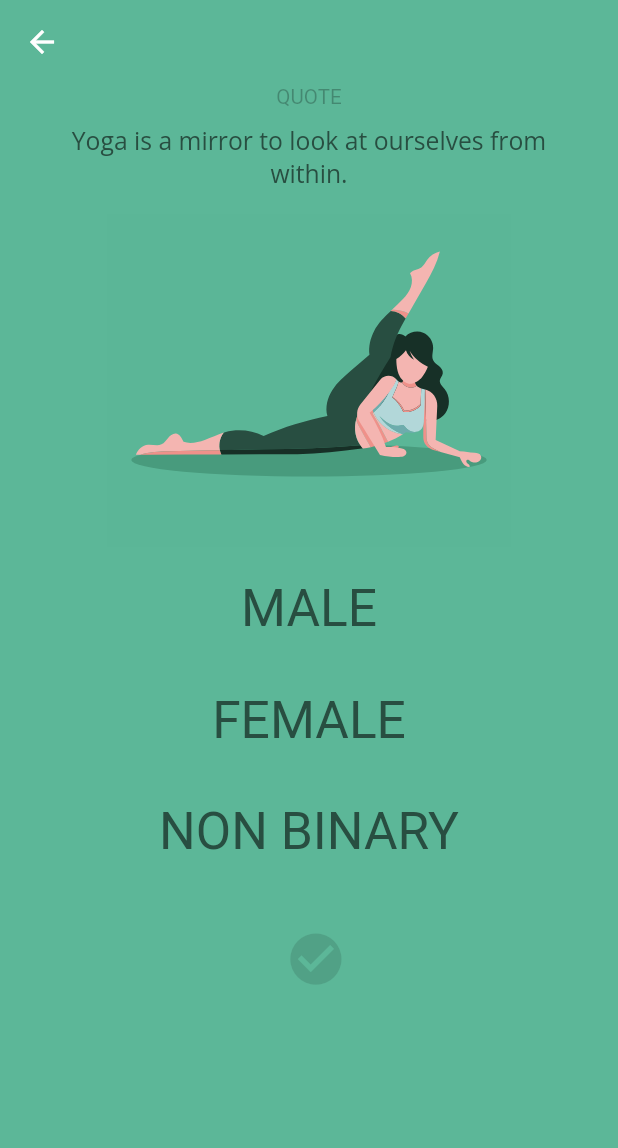
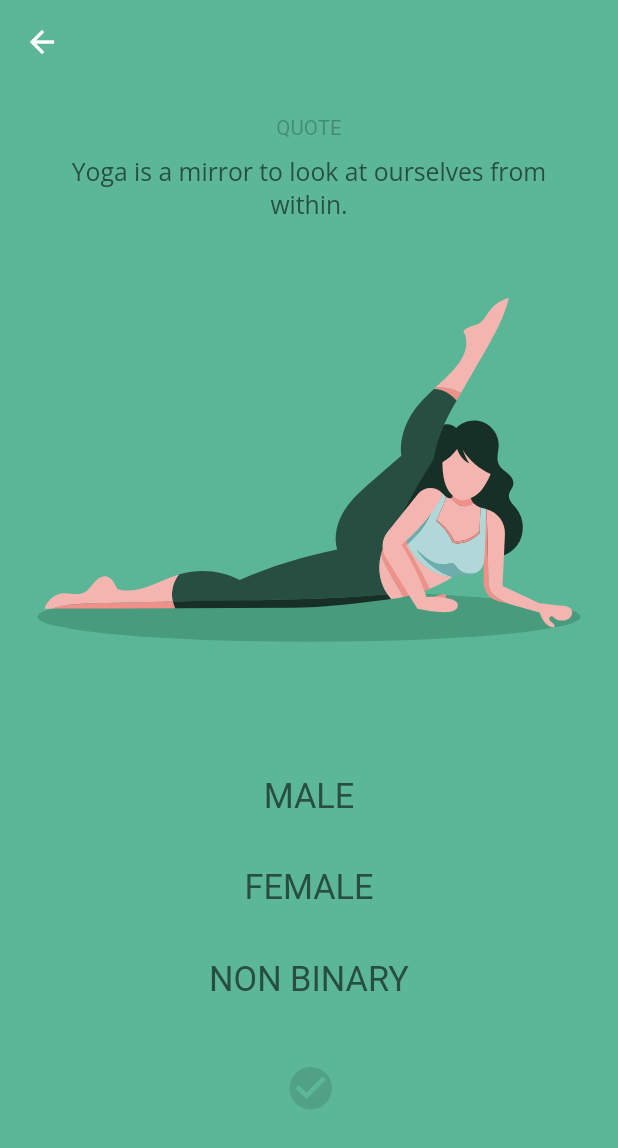
Before and after one commit to Abhishek-Verma7887/Sofia, a Flutter app: the GenderPage screen opened directly, on a phone screen of 412 x 824 dp. Shown: the top 1148 px of the screen. Run offline on Flutter 3.47's test engine with Material 2 defaults, Android fonts, the phone set to English and light mode, and no system bars; our stand-ins replace firebase_auth, flutter_svg, google_fonts, google_sign_in, shared_preferences, websafe_svg; accounts and stored records are empty.

Commit message:
UI improvement

```diff
--- a/lib/screens/age_page.dart
+++ b/lib/screens/age_page.dart
@@ -81,7 +81,7 @@ class _AgePageState extends State<AgePage> {
                     'QUOTE',
                     textAlign: TextAlign.center,
                     style: GoogleFonts.lexendTera(
-                      fontSize: screenSize.height / 60,
+                      fontSize: screenSize.width / 30,
                       color: Colors.black26,
                     ),
                   ),
@@ -95,7 +95,7 @@ class _AgePageState extends State<AgePage> {
                     'The yoga pose you avoid the most you need the most.',
                     textAlign: TextAlign.center,
                     style: GoogleFonts.openSans(
-                      fontSize: screenSize.height / 50,
+                      fontSize: screenSize.width / 25,
                       color: Color(0xFF734435),
                     ),
                   ),
--- a/lib/screens/gender_page.dart
+++ b/lib/screens/gender_page.dart
@@ -54,7 +54,7 @@ class _GenderPageState extends State<GenderPage> {
             // Color(0xFFffe6e1), --> color for the other cover
             child: SingleChildScrollView(
               child: Container(
-                padding: EdgeInsets.only(bottom: screenSize.height / 5),
+                padding: EdgeInsets.only(bottom: screenSize.height / 15),
                 height: screenSize.height - appBar.preferredSize.height,
                 child: Column(
                   mainAxisSize: MainAxisSize.max,
@@ -68,7 +68,7 @@ class _GenderPageState extends State<GenderPage> {
                         'QUOTE',
                         textAlign: TextAlign.center,
                         style: GoogleFonts.lexendTera(
-                          fontSize: screenSize.height / 60,
+                          fontSize: screenSize.width / 30,
                           color: Colors.black26,
                         ),
                       ),
@@ -77,12 +77,12 @@ class _GenderPageState extends State<GenderPage> {
                       padding: EdgeInsets.only(
                           left: screenSize.width / 15,
                           right: screenSize.width / 15,
-                          bottom: screenSize.height / 50),
+                          bottom: screenSize.height / 60),
                       child: Text(
                         'Yoga is a mirror to look at ourselves from within.',
                         textAlign: TextAlign.center,
                         style: GoogleFonts.openSans(
-                          fontSize: screenSize.height / 50,
+                          fontSize: screenSize.width / 25,
                           color: Color(0xFF284e41),
                         ),
                       ),
@@ -102,7 +102,7 @@ class _GenderPageState extends State<GenderPage> {
                         quarterTurns: 1,
                         child: ToggleButtons(
                           splashColor: Colors.transparent,
-                          borderWidth: screenSize.width / 60,
+                          // borderWidth: screenSize.width / 60,
                           borderColor: Colors.transparent,
                           fillColor: Colors.black12,
                           disabledBorderColor: Colors.black,
@@ -114,13 +114,16 @@ class _GenderPageState extends State<GenderPage> {
                             RotatedBox(
                               quarterTurns: 3,
                               child: Padding(
-                                padding: EdgeInsets.all(
-                                  screenSize.width / 30,
+                                padding: EdgeInsets.only(
+                                  right: screenSize.width / 20,
+                                  left: screenSize.width / 20,
+                                  top: screenSize.height / 50,
+                                  bottom: screenSize.height / 50,
                                 ),
                                 child: Text(
                                   'MALE',
                                   style: TextStyle(
-                                    fontSize: screenSize.width / 12,
+                                    fontSize: screenSize.width / 18,
                                   ),
                                 ),
                               ),
@@ -128,13 +131,16 @@ class _GenderPageState extends State<GenderPage> {
                             RotatedBox(
                               quarterTurns: 3,
                               child: Padding(
-                                padding: EdgeInsets.all(
-                                  screenSize.width / 30,
+                                padding: EdgeInsets.only(
+                                  right: screenSize.width / 20,
+                                  left: screenSize.width / 20,
+                                  top: screenSize.height / 50,
+                                  bottom: screenSize.height / 50,
                                 ),
                                 child: Text(
                                   'FEMALE',
                                   style: TextStyle(
-                                    fontSize: screenSize.width / 12,
+                                    fontSize: screenSize.width / 18,
                                   ),
                                 ),
                               ),
@@ -142,13 +148,16 @@ class _GenderPageState extends State<GenderPage> {
                             RotatedBox(
                               quarterTurns: 3,
                               child: Padding(
-                                padding: EdgeInsets.all(
-                                  screenSize.width / 30,
+                                padding: EdgeInsets.only(
+                                  right: screenSize.width / 10,
+                                  left: screenSize.width / 10,
+                                  top: screenSize.height / 50,
+                                  bottom: screenSize.height / 50,
                                 ),
                                 child: Text(
                                   'NON BINARY',
                                   style: TextStyle(
-                                    fontSize: screenSize.width / 12,
+                                    fontSize: screenSize.width / 18,
                                   ),
                                 ),
                               ),
@@ -176,7 +185,7 @@ class _GenderPageState extends State<GenderPage> {
                     IconButton(
                       icon: Icon(
                         Icons.check_circle,
-                        size: screenSize.width / 10,
+                        size: screenSize.width / 12,
                         color: selectedGender != null
                             ? Color(0xFF284e41)
                             : Colors.black12,
--- a/lib/screens/name_page.dart
+++ b/lib/screens/name_page.dart
@@ -64,7 +64,7 @@ class _NamePageState extends State<NamePage> {
                         'QUOTE',
                         textAlign: TextAlign.center,
                         style: GoogleFonts.lexendTera(
-                          fontSize: screenSize.height / 60,
+                          fontSize: screenSize.width / 30,
                           color: Colors.black26,
                         ),
                       ),
@@ -78,7 +78,7 @@ class _NamePageState extends State<NamePage> {
                         'Yoga teaches us to cure what need not be endured and endure what cannot be cured.',
                         textAlign: TextAlign.center,
                         style: GoogleFonts.openSans(
-                          fontSize: screenSize.height / 50,
+                          fontSize: screenSize.width / 25,
                           color: Color(0xFFf87473),
                         ),
                       ),
```
